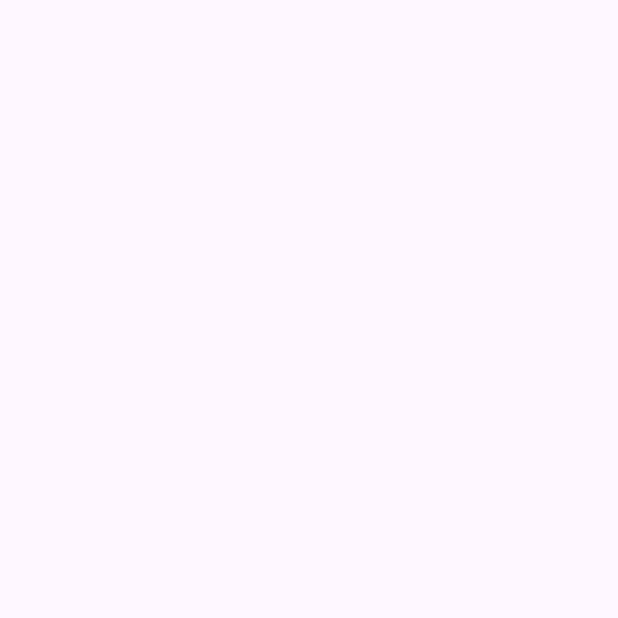
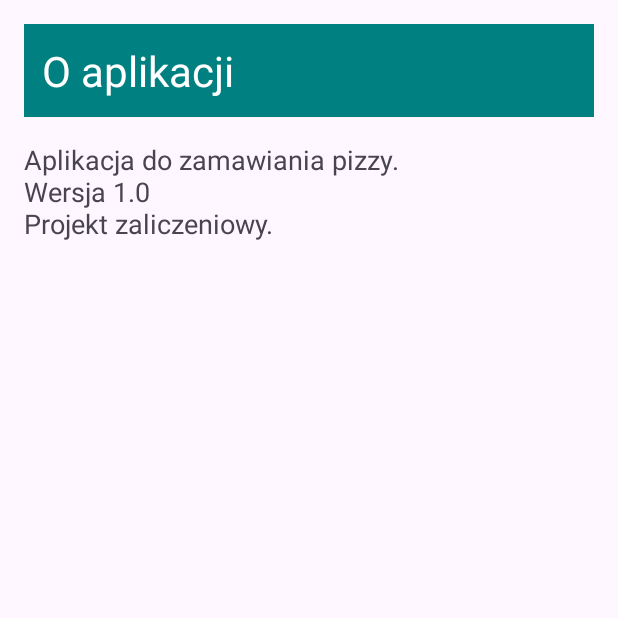
Before and after one commit to Klimeczek/Second_screen_intentions, an Android app: the AboutActivity screen opened directly, with no data from a screen before it, on a phone screen of 412 x 824 dp, the top half of it. Before the commit the part shown is empty. Run offline under Robolectric (Android 15) with nearby library versions, the phone set to English and light mode, and no system bars.

Commit message:
Completed MainActivity, SummaryActivity and AboutActivity

```diff
--- a/app/src/main/java/com/example/second_screen_intentions/AboutActivity.java
+++ b/app/src/main/java/com/example/second_screen_intentions/AboutActivity.java
@@ -1,24 +1,40 @@
 package com.example.second_screen_intentions;
 
 import android.os.Bundle;
+import android.util.Log;
 
-import androidx.activity.EdgeToEdge;
 import androidx.appcompat.app.AppCompatActivity;
-import androidx.core.graphics.Insets;
-import androidx.core.view.ViewCompat;
-import androidx.core.view.WindowInsetsCompat;
 
 public class AboutActivity extends AppCompatActivity {
+
+    private static final String TAG = "STOS";
 
     @Override
     protected void onCreate(Bundle savedInstanceState) {
         super.onCreate(savedInstanceState);
-        EdgeToEdge.enable(this);
+        Log.d(TAG, "AboutActivity onCreate");
         setContentView(R.layout.activity_about);
-        ViewCompat.setOnApplyWindowInsetsListener(findViewById(R.id.main), (v, insets) -> {
-            Insets systemBars = insets.getInsets(WindowInsetsCompat.Type.systemBars());
-            v.setPadding(systemBars.left, systemBars.top, systemBars.right, systemBars.bottom);
-            return insets;
-        });
+
+        if (getSupportActionBar() != null) {
+            getSupportActionBar().setDisplayHomeAsUpEnabled(true);
+        }
+    }
+
+    @Override
+    public boolean onSupportNavigateUp() {
+        finish();
+        return true;
+    }
+
+    @Override
+    protected void onStop() {
+        super.onStop();
+        Log.d(TAG, "AboutActivity onStop");
+    }
+
+    @Override
+    protected void onDestroy() {
+        super.onDestroy();
+        Log.d(TAG, "AboutActivity onDestroy");
     }
 }
--- a/app/src/main/res/layout/activity_about.xml
+++ b/app/src/main/res/layout/activity_about.xml
@@ -1,10 +1,25 @@
 <?xml version="1.0" encoding="utf-8"?>
-<androidx.constraintlayout.widget.ConstraintLayout xmlns:android="http://schemas.android.com/apk/res/android"
-    xmlns:app="http://schemas.android.com/apk/res-auto"
+<LinearLayout xmlns:android="http://schemas.android.com/apk/res/android"
     xmlns:tools="http://schemas.android.com/tools"
-    android:id="@+id/main"
     android:layout_width="match_parent"
     android:layout_height="match_parent"
+    android:orientation="vertical"
+    android:padding="16dp"
     tools:context=".AboutActivity">
 
-</androidx.constraintlayout.widget.ConstraintLayout>
+    <TextView
+        android:layout_width="match_parent"
+        android:layout_height="wrap_content"
+        android:background="#008080"
+        android:padding="12dp"
+        android:text="@string/about_header"
+        android:textColor="#FFFFFF"
+        android:textSize="28sp" />
+
+    <TextView
+        android:layout_width="match_parent"
+        android:layout_height="wrap_content"
+        android:layout_marginTop="16dp"
+        android:text="@string/about_text"
+        android:textSize="18sp" />
+</LinearLayout>
```
Also changed, not shown: app/src/main/java/com/example/second_screen_intentions/MainActivity.java (+23 -2 lines), app/src/main/java/com/example/second_screen_intentions/SummaryActivity.java (+16 -2 lines), app/src/main/res/layout/activity_main.xml (+7 -0 lines).
